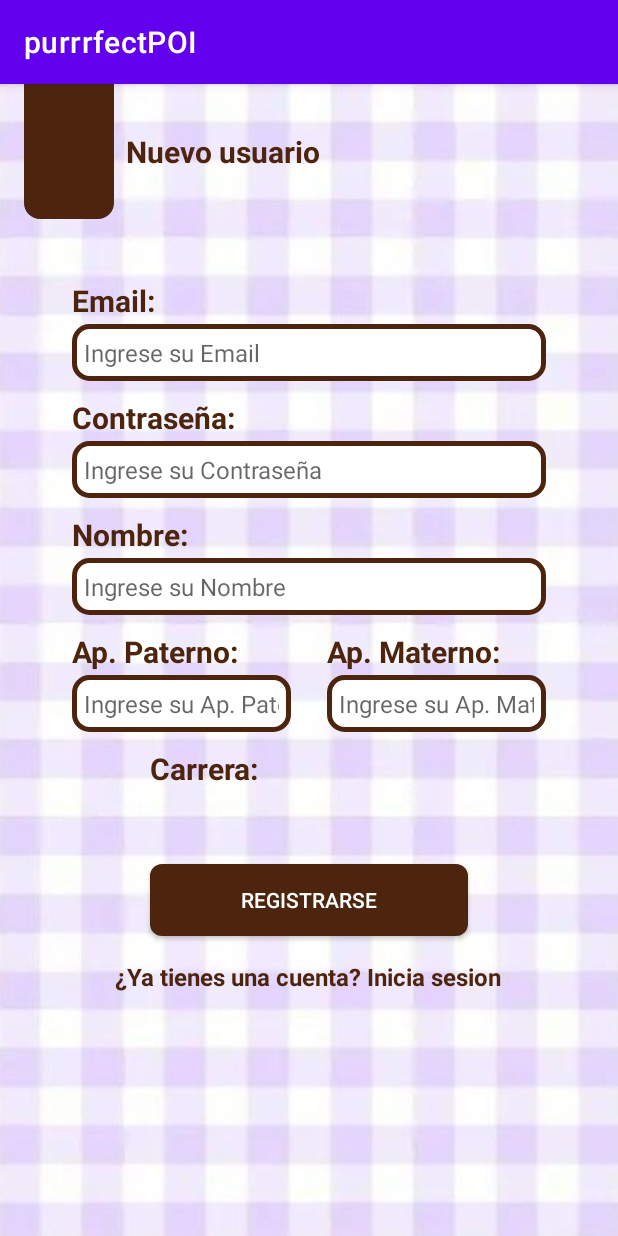
After one commit to paolacuellar/POI, an Android app: the RegisterActivity screen opened directly, with no data from a screen before it, on a phone screen of 412 x 824 dp. The commit adds this screen. Run offline under Robolectric (Android 15) with nearby library versions, the phone set to English and light mode, and no system bars.

Commit message:
Paginas de Login y Registro

```diff
--- /dev/null
+++ b/app/src/main/java/com/example/purrrfectpoi/RegisterActivity.kt
@@ -0,0 +1,21 @@
+package com.example.purrrfectpoi
+
+import androidx.appcompat.app.AppCompatActivity
+import android.os.Bundle
+import android.util.Log
+import androidx.fragment.app.Fragment
+import com.example.purrrfectpoi.fragments.ChatsFragment
+import com.example.purrrfectpoi.fragments.GruposFragment
+import com.example.purrrfectpoi.fragments.MuroFragment
+import com.google.android.material.bottomnavigation.BottomNavigationView
+
+class RegisterActivity : AppCompatActivity() {
+
+    val TAG="RegisterActivity"
+
+    override fun onCreate(savedInstanceState: Bundle?) {
+        super.onCreate(savedInstanceState)
+        setContentView(R.layout.activity_register)
+    }
+
+}
--- /dev/null
+++ b/app/src/main/res/drawable-v24/button_with_border.xml
@@ -0,0 +1,11 @@
+<?xml version="1.0" encoding="utf-8"?>
+<shape
+    xmlns:android="http://schemas.android.com/apk/res/android"
+    android:shape="rectangle">
+
+    <corners android:radius="7dp" />
+    <solid android:color="@color/coffee" />
+    <stroke
+        android:width="1.5dip"
+        android:color="@color/coffee" />
+</shape>
--- /dev/null
+++ b/app/src/main/res/drawable-v24/header_with_border.xml
@@ -0,0 +1,13 @@
+<?xml version="1.0" encoding="utf-8"?>
+<shape
+    xmlns:android="http://schemas.android.com/apk/res/android"
+    android:shape="rectangle">
+
+    <corners
+        android:bottomLeftRadius="10dp"
+        android:bottomRightRadius="10dp"/>
+    <solid android:color="@color/coffee" />
+    <stroke
+        android:width="1.5dip"
+        android:color="@color/coffee" />
+</shape>
--- /dev/null
+++ b/app/src/main/res/layout/activity_register.xml
@@ -0,0 +1,236 @@
+<?xml version="1.0" encoding="utf-8"?>
+
+<androidx.constraintlayout.widget.ConstraintLayout xmlns:android="http://schemas.android.com/apk/res/android"
+    xmlns:app="http://schemas.android.com/apk/res-auto"
+    xmlns:tools="http://schemas.android.com/tools"
+
+    android:layout_width="match_parent"
+    android:layout_height="match_parent"
+    android:background="@drawable/cuadricula"
+    tools:context=".MainActivity">
+
+    <View
+        android:id="@+id/view_header_register"
+        android:layout_width="60dp"
+        android:layout_height="90dp"
+        android:layout_marginStart="16dp"
+        android:background="@drawable/header_with_border"
+        app:layout_constraintStart_toStartOf="parent"
+        app:layout_constraintTop_toTopOf="parent" />
+
+    <TextView
+        android:id="@+id/lbl_register"
+        android:layout_width="wrap_content"
+        android:layout_height="wrap_content"
+        android:layout_marginStart="8dp"
+        android:text="@string/register_lbl_header_register"
+        android:textColor="@color/coffee"
+        android:textSize="20sp"
+        android:textStyle="bold"
+        app:layout_constraintBottom_toBottomOf="@+id/view_header_register"
+        app:layout_constraintStart_toEndOf="@+id/view_header_register"
+        app:layout_constraintTop_toTopOf="@+id/view_header_register" />
+
+    <EditText
+        android:id="@+id/editTextTextPersonName"
+        android:layout_width="match_parent"
+        android:layout_height="wrap_content"
+        android:layout_marginStart="48dp"
+        android:layout_marginTop="160dp"
+        android:layout_marginEnd="48dp"
+        android:background="@drawable/search_background"
+        android:ems="10"
+        android:hint="@string/register_input_email"
+        android:inputType="textPersonName"
+        android:padding="8dp"
+        android:textSize="16sp"
+        app:layout_constraintEnd_toEndOf="parent"
+        app:layout_constraintHorizontal_bias="0.497"
+        app:layout_constraintStart_toStartOf="parent"
+        app:layout_constraintTop_toTopOf="parent" />
+
+    <TextView
+        android:id="@+id/lbl_pw"
+        android:layout_width="wrap_content"
+        android:layout_height="wrap_content"
+        android:layout_marginBottom="2dp"
+        android:text="@string/register_lbl_pw"
+        android:textColor="@color/coffee"
+        android:textSize="20sp"
+        android:textStyle="bold"
+        app:layout_constraintBottom_toTopOf="@+id/editTextTextPassword"
+        app:layout_constraintStart_toStartOf="@+id/editTextTextPassword" />
+
+    <TextView
+        android:id="@+id/lbl_nombre"
+        android:layout_width="wrap_content"
+        android:layout_height="wrap_content"
+        android:layout_marginBottom="2dp"
+        android:text="@string/register_lbl_nombre"
+        android:textColor="@color/coffee"
+        android:textSize="20sp"
+        android:textStyle="bold"
+        app:layout_constraintBottom_toTopOf="@+id/editTextTextPassword3"
+        app:layout_constraintStart_toStartOf="@+id/editTextTextPassword3" />
+
+    <TextView
+        android:id="@+id/lbl_pw3"
+        android:layout_width="wrap_content"
+        android:layout_height="wrap_content"
+        android:layout_marginBottom="2dp"
+        android:text="@string/register_lbl_ap_paterno"
+        android:textColor="@color/coffee"
+        android:textSize="20sp"
+        android:textStyle="bold"
+        app:layout_constraintBottom_toTopOf="@+id/editTextTextPassword5"
+        app:layout_constraintStart_toStartOf="@+id/editTextTextPassword5" />
+
+    <TextView
+        android:id="@+id/lbl_pw5"
+        android:layout_width="wrap_content"
+        android:layout_height="wrap_content"
+        android:layout_marginBottom="2dp"
+        android:text="@string/register_lbl_carrera"
+        android:textColor="@color/coffee"
+        android:textSize="20sp"
+        android:textStyle="bold"
+        app:layout_constraintBottom_toTopOf="@+id/spinner"
+        app:layout_constraintStart_toStartOf="@+id/spinner" />
+
+    <TextView
+        android:id="@+id/lbl_pw4"
+        android:layout_width="wrap_content"
+        android:layout_height="wrap_content"
+        android:layout_marginBottom="2dp"
+        android:text="@string/register_lbl_ap_materno"
+        android:textColor="@color/coffee"
+        android:textSize="20sp"
+        android:textStyle="bold"
+        app:layout_constraintBottom_toTopOf="@+id/editTextTextPassword4"
+        app:layout_constraintStart_toStartOf="@+id/editTextTextPassword4" />
+
+    <EditText
+        android:id="@+id/editTextTextPassword"
+        android:layout_width="match_parent"
+        android:layout_height="wrap_content"
+        android:layout_marginStart="48dp"
+        android:layout_marginTop="40dp"
+        android:layout_marginEnd="48dp"
+        android:background="@drawable/search_background"
+        android:ems="10"
+        android:hint="@string/register_input_pw"
+        android:inputType="textPassword"
+        android:padding="8dp"
+        android:textSize="16sp"
+        app:layout_constraintEnd_toEndOf="parent"
+        app:layout_constraintHorizontal_bias="0.502"
+        app:layout_constraintStart_toStartOf="parent"
+        app:layout_constraintTop_toBottomOf="@+id/editTextTextPersonName" />
+
+    <EditText
+        android:id="@+id/editTextTextPassword3"
+        android:layout_width="match_parent"
+        android:layout_height="wrap_content"
+        android:layout_marginStart="48dp"
+        android:layout_marginTop="40dp"
+        android:layout_marginEnd="48dp"
+        android:background="@drawable/search_background"
+        android:ems="10"
+        android:hint="@string/register_input_nombre"
+        android:inputType="textPassword"
+        android:padding="8dp"
+        android:textSize="16sp"
+        app:layout_constraintEnd_toEndOf="parent"
+        app:layout_constraintHorizontal_bias="0.0"
+        app:layout_constraintStart_toStartOf="parent"
+        app:layout_constraintTop_toBottomOf="@+id/editTextTextPassword" />
+
+    <EditText
+        android:id="@+id/editTextTextPassword4"
+        android:layout_width="0dp"
+        android:layout_height="wrap_content"
+        android:layout_marginStart="24dp"
+        android:layout_marginEnd="48dp"
+        android:background="@drawable/search_background"
+        android:ems="10"
+        android:hint="@string/register_input_ap_materno"
+        android:inputType="textPassword"
+        android:padding="8dp"
+        android:textSize="16sp"
+        app:layout_constraintEnd_toEndOf="parent"
+        app:layout_constraintHorizontal_bias="0.5"
+        app:layout_constraintStart_toEndOf="@+id/editTextTextPassword5"
+        app:layout_constraintTop_toTopOf="@+id/editTextTextPassword5" />
+
+    <EditText
+        android:id="@+id/editTextTextPassword5"
+        android:layout_width="0dp"
+        android:layout_height="wrap_content"
+        android:layout_marginStart="48dp"
+        android:layout_marginTop="40dp"
+        android:background="@drawable/search_background"
+        android:ems="10"
+        android:hint="@string/register_input_ap_paterno"
+        android:inputType="textPassword"
+        android:padding="8dp"
+        android:textSize="16sp"
+        app:layout_constraintEnd_toStartOf="@+id/editTextTextPassword4"
+        app:layout_constraintHorizontal_bias="0.5"
+        app:layout_constraintStart_toStartOf="parent"
+        app:layout_constraintTop_toBottomOf="@+id/editTextTextPassword3" />
+
+    <androidx.appcompat.widget.AppCompatButton
+        android:id="@+id/btn_register"
+        android:layout_width="match_parent"
+        android:layout_height="wrap_content"
+        android:layout_marginStart="100dp"
+        android:layout_marginTop="48dp"
+        android:layout_marginEnd="100dp"
+        android:background="@drawable/button_with_border"
+        android:text="@string/register_btn_register"
+        android:textColor="@color/white"
+        app:layout_constraintEnd_toEndOf="parent"
+        app:layout_constraintHorizontal_bias="1.0"
+        app:layout_constraintStart_toStartOf="parent"
+        app:layout_constraintTop_toBottomOf="@+id/spinner" />
+
+    <TextView
+        android:id="@+id/textView"
+        android:layout_width="wrap_content"
+        android:layout_height="wrap_content"
+        android:layout_marginTop="16dp"
+        android:text="@string/register_lbl_logguearse"
+        android:textColor="@color/coffee"
+        android:textSize="16sp"
+        android:textStyle="bold"
+        app:layout_constraintEnd_toEndOf="parent"
+        app:layout_constraintHorizontal_bias="0.498"
+        app:layout_constraintStart_toStartOf="parent"
+        app:layout_constraintTop_toBottomOf="@+id/btn_register" />
+
+    <TextView
+        android:id="@+id/lbl_email"
+        android:layout_width="wrap_content"
+        android:layout_height="wrap_content"
+        android:layout_marginBottom="2dp"
+        android:text="@string/register_lbl_email"
+        android:textColor="@color/coffee"
+        android:textSize="20sp"
+        android:textStyle="bold"
+        app:layout_constraintBottom_toTopOf="@+id/editTextTextPersonName"
+        app:layout_constraintStart_toStartOf="@+id/editTextTextPersonName" />
+
+    <Spinner
+        android:id="@+id/spinner"
+        android:layout_width="0dp"
+        android:layout_height="wrap_content"
+        android:layout_marginStart="100dp"
+        android:layout_marginTop="40dp"
+        android:layout_marginEnd="100dp"
+        android:background="@drawable/search_background"
+        app:layout_constraintEnd_toEndOf="parent"
+        app:layout_constraintStart_toStartOf="parent"
+        app:layout_constraintTop_toBottomOf="@+id/editTextTextPassword5" />
+
+
+</androidx.constraintlayout.widget.ConstraintLayout>
--- a/app/src/main/res/values/colors.xml
+++ b/app/src/main/res/values/colors.xml
@@ -11,4 +11,5 @@
     <color name="coffee">#4D250E</color>
     <color name="purrrpule">#B2A7D1</color>
     <color name="mint">#B4E290</color>
+
 </resources>
--- a/app/src/main/res/values/strings.xml
+++ b/app/src/main/res/values/strings.xml
@@ -1,3 +1,29 @@
 <resources>
+
     <string name="app_name">purrrfectPOI</string>
+    <string name="login_lbl_header_login">Iniciar sesión</string>
+    <string name="login_lbl_email">Email:</string>
+    <string name="login_input_email">Ingrese su Email</string>
+    <string name="login_lbl_pw">Contraseña:</string>
+    <string name="login_input_pw">Ingrese su Contraseña</string>
+    <string name="login_btn_login">Iniciar Sesión</string>
+    <string name="login_lbl_registrarse">¿No tienes una cuenta? Registrate aqui</string>
+
+    <string name="register_lbl_header_register">Nuevo usuario</string>
+    <string name="register_lbl_email">Email:</string>
+    <string name="register_input_email">Ingrese su Email</string>
+    <string name="register_lbl_pw">Contraseña:</string>
+    <string name="register_input_pw">Ingrese su Contraseña</string>
+    <string name="register_lbl_nombre">Nombre:</string>
+    <string name="register_input_nombre">Ingrese su Nombre</string>
+    <string name="register_lbl_ap_paterno">Ap. Paterno:</string>
+    <string name="register_input_ap_paterno">Ingrese su Ap. Paterno</string>
+    <string name="register_lbl_ap_materno">Ap. Materno:</string>
+    <string name="register_input_ap_materno">Ingrese su Ap. Materno</string>
+    <string name="register_lbl_carrera">Carrera:</string>
+
+    <string name="register_btn_register">Registrarse</string>
+
+    <string name="register_lbl_logguearse">¿Ya tienes una cuenta? Inicia sesion</string>
+
 </resources>
```
Also changed, not shown: app/src/main/AndroidManifest.xml (+13 -1 lines), app/src/main/java/com/example/purrrfectpoi/LoginActivity.kt (added, +21 -0 lines), app/src/main/res/layout/activity_login.xml (added, +137 -0 lines), app/src/main/res/layout/activity_main.xml (+5 -7 lines), app/src/main/res/drawable/logo_app.png (added).
